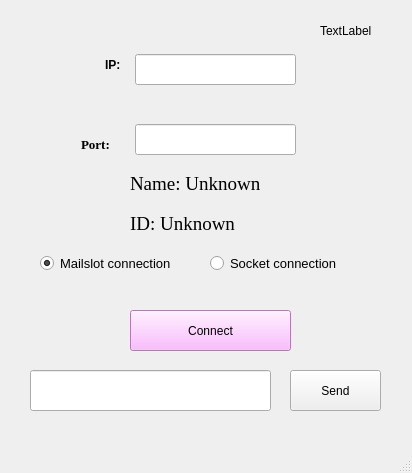
Above: mainwindow.ui from AnastasiiaPetrochenko/9_OS_messenger before the change. Below: the same form after it.
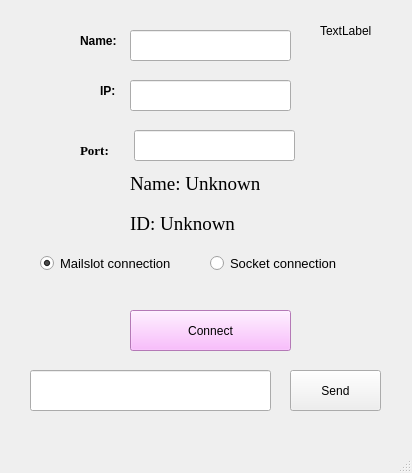
That is the form after the change.

Diff of the .ui file:
```diff
--- a/mainwindow.ui
+++ b/mainwindow.ui
@@ -17,8 +17,8 @@
    <widget class="QLineEdit" name="IP_lineEdit">
     <property name="geometry">
      <rect>
-      <x>135</x>
-      <y>54</y>
+      <x>130</x>
+      <y>80</y>
       <width>161</width>
       <height>31</height>
      </rect>
@@ -27,8 +27,8 @@
    <widget class="QLineEdit" name="Port_lineEdit">
     <property name="geometry">
      <rect>
-      <x>135</x>
-      <y>124</y>
+      <x>134</x>
+      <y>130</y>
       <width>161</width>
       <height>31</height>
      </rect>
@@ -55,8 +55,8 @@
    <widget class="QLabel" name="socketIpLabel_2">
     <property name="geometry">
      <rect>
-      <x>105</x>
-      <y>54</y>
+      <x>100</x>
+      <y>80</y>
       <width>31</width>
       <height>21</height>
      </rect>
@@ -86,8 +86,8 @@
    <widget class="QLabel" name="socketPortLabel_2">
     <property name="geometry">
      <rect>
-      <x>81</x>
-      <y>134</y>
+      <x>80</x>
+      <y>140</y>
       <width>41</width>
       <height>20</height>
      </rect>
@@ -260,6 +260,47 @@
      </rect>
     </property>
    </widget>
+   <widget class="QLabel" name="socketIpLabel_3">
+    <property name="geometry">
+     <rect>
+      <x>80</x>
+      <y>30</y>
+      <width>41</width>
+      <height>21</height>
+     </rect>
+    </property>
+    <property name="sizePolicy">
+     <sizepolicy hsizetype="Preferred" vsizetype="Maximum">
+      <horstretch>0</horstretch>
+      <verstretch>0</verstretch>
+     </sizepolicy>
+    </property>
+    <property name="font">
+     <font>
+      <family>Segoe UI</family>
+      <pointsize>9</pointsize>
+      <italic>false</italic>
+      <bold>true</bold>
+     </font>
+    </property>
+    <property name="styleSheet">
+     <string notr="true">font: 10pt &quot;Times New Roman&quot;;
+font: 700 9pt &quot;Segoe UI&quot;;</string>
+    </property>
+    <property name="text">
+     <string>Name:</string>
+    </property>
+   </widget>
+   <widget class="QLineEdit" name="nameLine">
+    <property name="geometry">
+     <rect>
+      <x>130</x>
+      <y>30</y>
+      <width>161</width>
+      <height>31</height>
+     </rect>
+    </property>
+   </widget>
   </widget>
   <widget class="QMenuBar" name="menubar">
    <property name="geometry">
```
